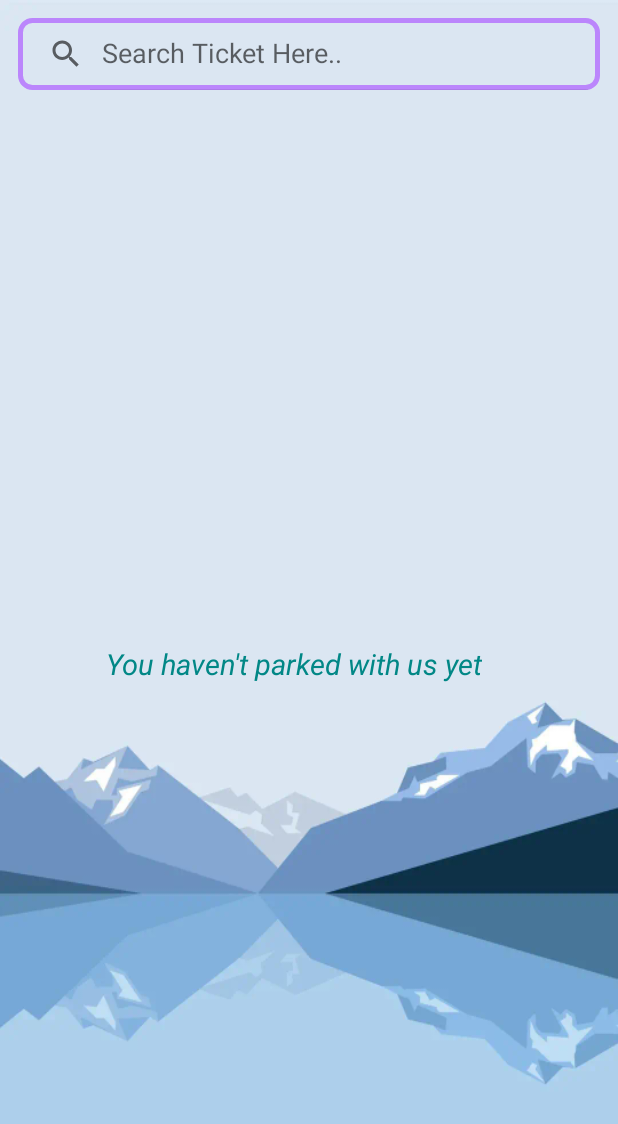
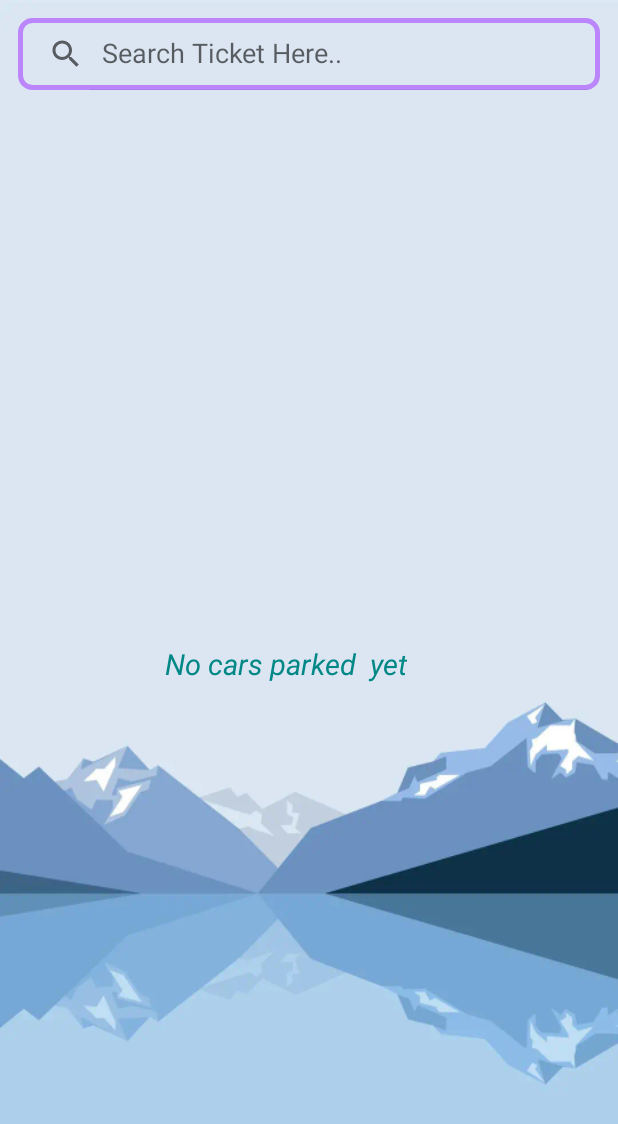
Before and after one commit to SirBento/Smart-Parking, an Android app: the MarshalSlotTicketsActivity screen opened directly, with no data from a screen before it, on a phone screen of 412 x 824 dp. Shown: the top 1124 px of the screen. Run offline under Robolectric (Android 15) with nearby library versions, the phone set to English and light mode, and no system bars; our stand-ins replace Firebase (no records; nobody signed in at launch, a user with empty details on screens opened directly).

Commit message:
Finished Project

```diff
--- a/app/build.gradle
+++ b/app/build.gradle
@@ -12,7 +12,7 @@ android {
         minSdk 21
         targetSdk 32
         versionCode 1
-        versionName "1.0"
+        versionName "1.2"
 
         testInstrumentationRunner "androidx.test.runner.AndroidJUnitRunner"
     }
@@ -21,6 +21,9 @@ android {
         release {
             minifyEnabled false
             proguardFiles getDefaultProguardFile('proguard-android-optimize.txt'), 'proguard-rules.pro'
+        }
+        debug {
+            debuggable true
         }
     }
     compileOptions {
--- a/app/src/main/java/com/example/smartparking/MarshalActiveTicketActivity.java
+++ b/app/src/main/java/com/example/smartparking/MarshalActiveTicketActivity.java
@@ -82,7 +82,7 @@ public class MarshalActiveTicketActivity extends AppCompatActivity {
 
                     reg_no = dataSnapshot.child("Driver").getValue(String.class);
                     date = dataSnapshot.child("Date").getValue(String.class);
-                    time = dataSnapshot.child("Time").getValue(String.class);
+                    time = dataSnapshot.child("Reg_No").getValue(String.class); //there is no time in the ticket node so i'm using reg no instead
                     duration = dataSnapshot.child("Duration").getValue(String.class);
 
 
--- a/app/src/main/res/layout-large/activity_marshal_slot_tickets.xml
+++ b/app/src/main/res/layout-large/activity_marshal_slot_tickets.xml
@@ -42,7 +42,7 @@
         android:id="@+id/MarshalSlotnoHistoryText"
         android:layout_width="wrap_content"
         android:layout_height="wrap_content"
-        android:text="You haven't parked with us yet"
+        android:text="No cars parked  yet"
         android:textColor="@color/teal_700"
         android:textSize="19sp"
         android:textStyle="italic"
--- a/app/src/main/res/layout-normal/activity_marshal_slot_tickets.xml
+++ b/app/src/main/res/layout-normal/activity_marshal_slot_tickets.xml
@@ -42,7 +42,7 @@
         android:id="@+id/MarshalSlotnoHistoryText"
         android:layout_width="wrap_content"
         android:layout_height="wrap_content"
-        android:text="You haven't parked with us yet"
+        android:text="No cars parked  yet"
         android:textColor="@color/teal_700"
         android:textSize="19sp"
         android:textStyle="italic"
--- a/app/src/main/res/layout-small/activity_marshal_slot_tickets.xml
+++ b/app/src/main/res/layout-small/activity_marshal_slot_tickets.xml
@@ -42,9 +42,9 @@
         android:id="@+id/MarshalSlotnoHistoryText"
         android:layout_width="wrap_content"
         android:layout_height="wrap_content"
-        android:text="You haven't parked with us yet"
+        android:text="No cars parked  yet"
         android:textColor="@color/teal_700"
-        android:textSize="19sp"
+        android:textSize="12sp"
         android:textStyle="italic"
         android:visibility="invisible"
         app:layout_constraintBottom_toBottomOf="@+id/MarshalSlotHistoryList"
--- a/app/src/main/res/layout-xlarge/activity_marshal_slot_tickets.xml
+++ b/app/src/main/res/layout-xlarge/activity_marshal_slot_tickets.xml
@@ -42,7 +42,7 @@
         android:id="@+id/MarshalSlotnoHistoryText"
         android:layout_width="wrap_content"
         android:layout_height="wrap_content"
-        android:text="You haven't parked with us yet"
+        android:text="No cars parked  yet"
         android:textColor="@color/teal_700"
         android:textSize="19sp"
         android:textStyle="italic"
--- a/app/src/main/res/layout/activity_marshal_slot_tickets.xml
+++ b/app/src/main/res/layout/activity_marshal_slot_tickets.xml
@@ -42,7 +42,7 @@
         android:id="@+id/MarshalSlotnoHistoryText"
         android:layout_width="wrap_content"
         android:layout_height="wrap_content"
-        android:text="You haven't parked with us yet"
+        android:text="No cars parked  yet"
         android:textColor="@color/teal_700"
         android:textSize="19sp"
         android:textStyle="italic"
```
Also changed, not shown: app/src/main/java/com/example/smartparking/GetLocation.java (+46 -3 lines).
